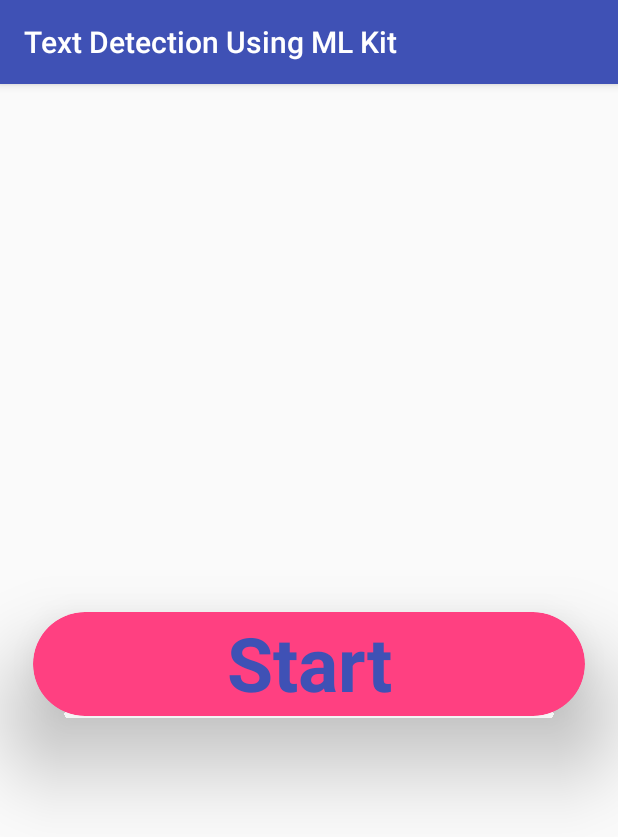
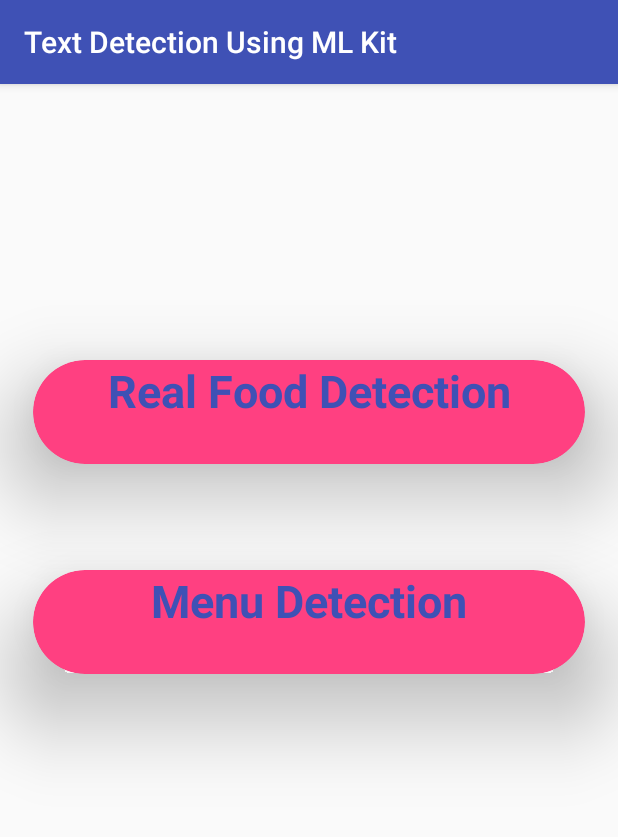
Before and after one commit to yuktmitash21/MenuScanner, an Android app: the screen it shows after launch (Starter), on a phone screen of 412 x 824 dp. Shown: the top 837 px of the screen. Run offline under Robolectric (Android 15) with nearby library versions, the phone set to English and light mode, and no system bars.

```diff
--- a/app/src/main/res/layout/activity_starter.xml
+++ b/app/src/main/res/layout/activity_starter.xml
@@ -12,7 +12,7 @@
         android:layout_height="69dp"
         android:layout_alignParentTop="true"
         android:layout_centerHorizontal="true"
-        android:layout_marginTop="352dp"
+        android:layout_marginTop="324dp"
         app:cardBackgroundColor="@color/colorAccent"
         app:cardCornerRadius="35dp"
         app:cardElevation="35dp"
@@ -23,14 +23,49 @@
         <RelativeLayout
             android:layout_width="match_parent"
             android:layout_height="match_parent">
+
             <TextView
                 android:layout_width="match_parent"
                 android:layout_height="match_parent"
-                android:text="Start"
+                android:layout_alignParentStart="true"
+                android:layout_alignParentTop="true"
+                android:text="Menu Detection"
                 android:textAlignment="center"
-                android:textSize="50sp"
                 android:textColor="@color/colorPrimary"
-                android:textStyle="bold"/>
+                android:textSize="30sp"
+                android:textStyle="bold" />
+
+        </RelativeLayout>
+
+    </android.support.v7.widget.CardView>
+
+    <android.support.v7.widget.CardView
+        android:layout_width="368dp"
+        android:layout_height="69dp"
+        android:layout_marginBottom="71dp"
+        android:layout_marginTop="184dp"
+        app:cardBackgroundColor="@color/colorAccent"
+        app:cardCornerRadius="35dp"
+        app:cardElevation="35dp"
+        app:layout_constraintBottom_toTopOf="@+id/cardView"
+        app:layout_constraintEnd_toEndOf="parent"
+        app:layout_constraintStart_toStartOf="parent"
+        app:layout_constraintTop_toTopOf="parent">
+
+        <RelativeLayout
+            android:layout_width="match_parent"
+            android:layout_height="match_parent">
+
+            <TextView
+                android:layout_width="match_parent"
+                android:layout_height="match_parent"
+                android:layout_alignParentStart="true"
+                android:layout_alignParentTop="true"
+                android:text="Real Food Detection"
+                android:textAlignment="center"
+                android:textColor="@color/colorPrimary"
+                android:textSize="30sp"
+                android:textStyle="bold" />
 
         </RelativeLayout>
 
```
Also changed, not shown: app/src/main/java/com/ajeetkumar/textdetectionusingmlkit/MainActivity.java (+16 -5 lines), app/src/main/java/com/ajeetkumar/textdetectionusingmlkit/Starter.java (+56 -1 lines), app/src/main/java/com/ajeetkumar/textdetectionusingmlkit/text_detection/TextGraphic.java (+193 -74 lines).
